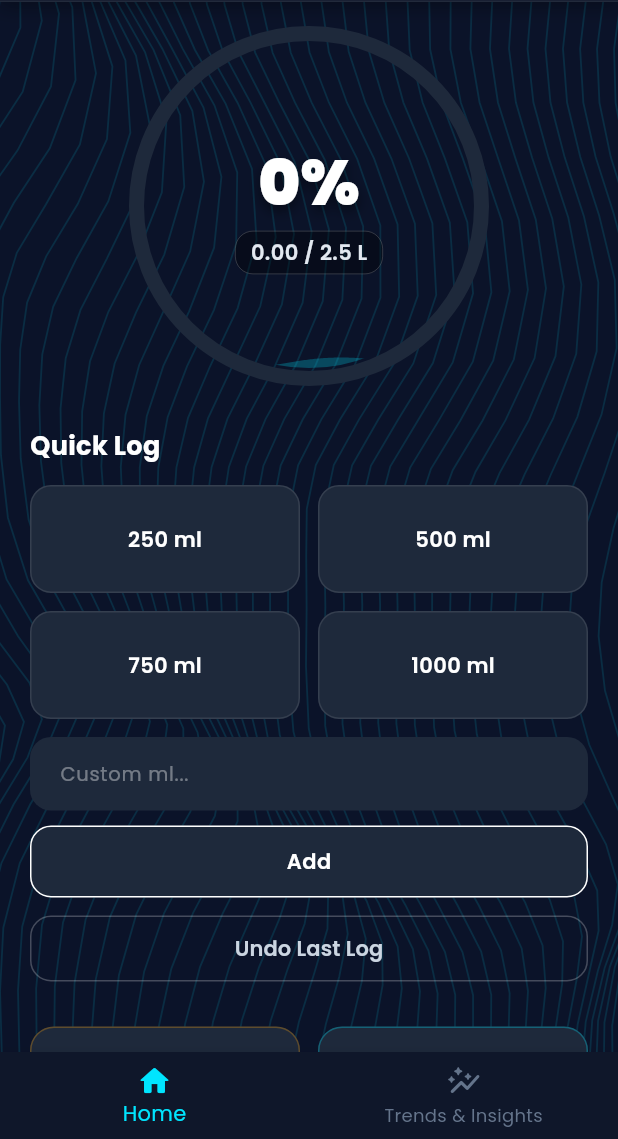
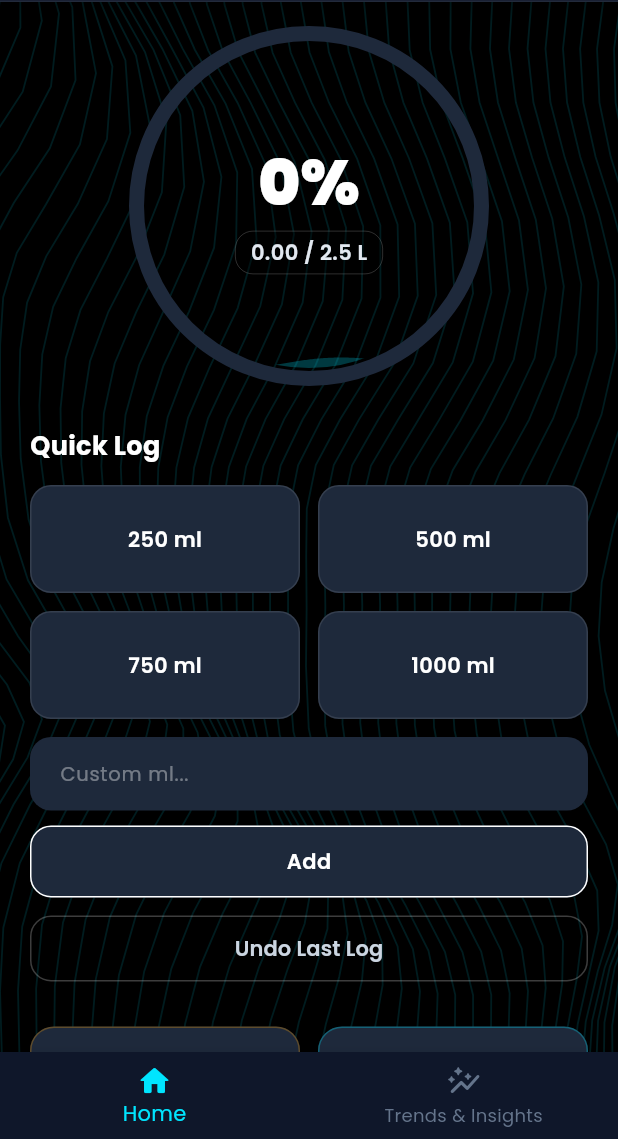
Before and after one commit to Ishaan2105/HydroTracker-flutter, a Flutter app: the screen it shows after launch, on a phone screen of 412 x 824 dp, the part 97-1236 px from its top. Run offline on Flutter 3.47's test engine with Material 3 defaults, Android fonts, the phone set to English and light mode, and no system bars; our stand-ins replace flutter_local_notifications, flutter_timezone, google_fonts, shared_preferences, sqflite, timezone; accounts and stored records are empty.

Commit message:
style: change main background canvas to pure black

```diff
--- a/lib/main.dart
+++ b/lib/main.dart
@@ -62,7 +62,7 @@ class HydroTrackerApp extends StatelessWidget {
       title: 'Hydro Tracker',
       debugShowCheckedModeBanner: false,
       theme: ThemeData.dark().copyWith(
-        scaffoldBackgroundColor: const Color(0xFF0B1329),
+        scaffoldBackgroundColor: Colors.black,
         colorScheme: const ColorScheme.dark(
           primary: Color(0xFF1565C0),
           secondary: Color(0xFF00E5FF),
--- a/lib/screens/about_screen.dart
+++ b/lib/screens/about_screen.dart
@@ -8,7 +8,7 @@ class AboutScreen extends StatelessWidget {
   @override
   Widget build(BuildContext context) {
     return Scaffold(
-      backgroundColor: const Color(0xFF0F172A),
+      backgroundColor: Colors.black,
       appBar: const HydroTopBar(showBackButton: true),
       body: SingleChildScrollView(
         padding: const EdgeInsets.symmetric(horizontal: 20, vertical: 16),
--- a/lib/screens/settings_screen.dart
+++ b/lib/screens/settings_screen.dart
@@ -114,7 +114,7 @@ class _SettingsScreenState extends State<SettingsScreen> {
     return Consumer<HydrationProvider>(
       builder: (context, provider, child) {
         return Scaffold(
-          backgroundColor: const Color(0xFF0F172A),
+          backgroundColor: Colors.black,
           appBar: const HydroTopBar(showBackButton: true),
           body: SafeArea(
             top: false,
--- a/lib/widgets/waves_background.dart
+++ b/lib/widgets/waves_background.dart
@@ -124,7 +124,7 @@ class WavesBackground extends StatefulWidget {
   const WavesBackground({
     super.key,
     this.lineColor = const Color(0x1F00E5FF),
-    this.backgroundColor = const Color(0xFF0B1329),
+    this.backgroundColor = Colors.black,
     this.waveSpeedX = 0.0125,
     this.waveSpeedY = 0.005,
     this.waveAmpX = 32.0,
```
Also changed, not shown: HY LOGO.jpeg.
